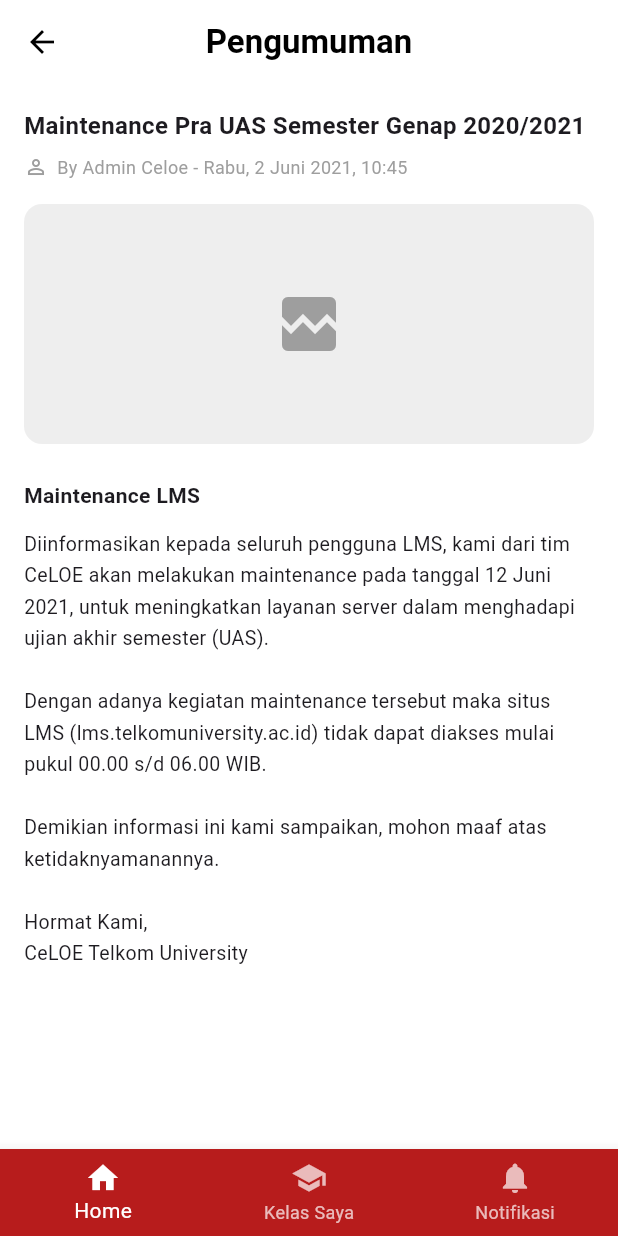
After one commit to anaksantri5928/celoe_lms_app, a Flutter app: the PengumumanDetailPage screen opened directly, on a phone screen of 412 x 824 dp. The commit adds this screen. Run offline on Flutter 3.47's test engine with Material 3 defaults, Android fonts, the phone set to English and light mode, and no system bars.

Commit message:
feat(ui): add announcement detail page with navigation

```diff
--- /dev/null
+++ b/lib/pages/pengumuman_detail_page.dart
@@ -0,0 +1,115 @@
+import 'package:flutter/material.dart';
+
+class PengumumanDetailPage extends StatelessWidget {
+  const PengumumanDetailPage({super.key});
+
+  static const primaryRed = Color(0xFFB71C1C);
+
+  @override
+  Widget build(BuildContext context) {
+    return Scaffold(
+      backgroundColor: Colors.white,
+
+      /// APP BAR
+      appBar: AppBar(
+        backgroundColor: Colors.white,
+        elevation: 0,
+        leading: IconButton(
+          icon: const Icon(Icons.arrow_back, color: Colors.black),
+          onPressed: () => Navigator.pop(context),
+        ),
+        centerTitle: true,
+        title: const Text(
+          'Pengumuman',
+          style: TextStyle(color: Colors.black, fontWeight: FontWeight.bold),
+        ),
+      ),
+
+      /// BODY
+      body: SingleChildScrollView(
+        padding: const EdgeInsets.fromLTRB(16, 16, 16, 100),
+        child: Column(
+          crossAxisAlignment: CrossAxisAlignment.start,
+          children: [
+            /// TITLE
+            const Text(
+              'Maintenance Pra UAS Semester Genap 2020/2021',
+              style: TextStyle(fontSize: 16, fontWeight: FontWeight.bold),
+            ),
+
+            const SizedBox(height: 8),
+
+            /// META
+            Row(
+              children: const [
+                Icon(Icons.person_outline, size: 16, color: Colors.grey),
+                SizedBox(width: 6),
+                Text(
+                  'By Admin Celoe - Rabu, 2 Juni 2021, 10:45',
+                  style: TextStyle(fontSize: 12, color: Colors.grey),
+                ),
+              ],
+            ),
+
+            const SizedBox(height: 16),
+
+            /// IMAGE / BANNER
+            Container(
+              height: 160,
+              width: double.infinity,
+              decoration: BoxDecoration(
+                color: Colors.grey.shade200,
+                borderRadius: BorderRadius.circular(12),
+              ),
+              child: const Center(
+                child: Icon(Icons.broken_image, size: 48, color: Colors.grey),
+              ),
+            ),
+
+            const SizedBox(height: 24),
+
+            /// CONTENT TITLE
+            const Text(
+              'Maintenance LMS',
+              style: TextStyle(fontSize: 14, fontWeight: FontWeight.bold),
+            ),
+
+            const SizedBox(height: 12),
+
+            /// CONTENT
+            const Text(
+              'Diinformasikan kepada seluruh pengguna LMS, kami dari tim CeLOE akan '
+              'melakukan maintenance pada tanggal 12 Juni 2021, untuk meningkatkan '
+              'layanan server dalam menghadapi ujian akhir semester (UAS).\n\n'
+              'Dengan adanya kegiatan maintenance tersebut maka situs LMS '
+              '(lms.telkomuniversity.ac.id) tidak dapat diakses mulai pukul 00.00 s/d 06.00 WIB.\n\n'
+              'Demikian informasi ini kami sampaikan, mohon maaf atas ketidaknyamanannya.\n\n'
+              'Hormat Kami,\n'
+              'CeLOE Telkom University',
+              style: TextStyle(fontSize: 13, height: 1.6),
+            ),
+          ],
+        ),
+      ),
+
+      /// BOTTOM NAV
+      bottomNavigationBar: BottomNavigationBar(
+        currentIndex: 0,
+        backgroundColor: primaryRed,
+        selectedItemColor: Colors.white,
+        unselectedItemColor: Colors.white70,
+        items: const [
+          BottomNavigationBarItem(icon: Icon(Icons.home), label: 'Home'),
+          BottomNavigationBarItem(
+            icon: Icon(Icons.school),
+            label: 'Kelas Saya',
+          ),
+          BottomNavigationBarItem(
+            icon: Icon(Icons.notifications),
+            label: 'Notifikasi',
+          ),
+        ],
+      ),
+    );
+  }
+}
--- a/lib/pages/pengumuman_page.dart
+++ b/lib/pages/pengumuman_page.dart
@@ -1,4 +1,5 @@
 import 'package:flutter/material.dart';
+import 'package:celoe_lms_app/pages/pengumuman_detail_page.dart';
 
 class PengumumanPage extends StatelessWidget {
   const PengumumanPage({super.key});
@@ -21,20 +22,25 @@ class PengumumanPage extends StatelessWidget {
         centerTitle: true,
         title: const Text(
           'Pengumuman',
-          style: TextStyle(
-            color: Colors.black,
-            fontWeight: FontWeight.bold,
-          ),
+          style: TextStyle(color: Colors.black, fontWeight: FontWeight.bold),
         ),
       ),
 
       /// BODY
       body: ListView(
         padding: const EdgeInsets.symmetric(vertical: 8),
-        children: const [
-          _PengumumanItem(
-            title: 'Maintenance Pra UAS Semester Genap 2020/2021',
-            meta: 'By Admin Celoe - Rabu, 2 Juni 2021, 10:45',
+        children: [
+          GestureDetector(
+            onTap: () {
+              Navigator.push(
+                context,
+                MaterialPageRoute(builder: (_) => const PengumumanDetailPage()),
+              );
+            },
+            child: _PengumumanItem(
+              title: 'Maintenance Pra UAS Semester Genap 2020/2021',
+              meta: 'By Admin Celoe - Rabu, 2 Juni 2021, 10:45',
+            ),
           ),
           _PengumumanItem(
             title: 'Pengumuman Maintenance',
@@ -54,10 +60,7 @@ class PengumumanPage extends StatelessWidget {
         selectedItemColor: Colors.white,
         unselectedItemColor: Colors.white70,
         items: const [
-          BottomNavigationBarItem(
-            icon: Icon(Icons.home),
-            label: 'Home',
-          ),
+          BottomNavigationBarItem(icon: Icon(Icons.home), label: 'Home'),
           BottomNavigationBarItem(
             icon: Icon(Icons.school),
             label: 'Kelas Saya',
@@ -78,10 +81,7 @@ class _PengumumanItem extends StatelessWidget {
   final String title;
   final String meta;
 
-  const _PengumumanItem({
-    required this.title,
-    required this.meta,
-  });
+  const _PengumumanItem({required this.title, required this.meta});
 
   @override
   Widget build(BuildContext context) {
@@ -90,11 +90,7 @@ class _PengumumanItem extends StatelessWidget {
       child: Row(
         crossAxisAlignment: CrossAxisAlignment.start,
         children: [
-          const Icon(
-            Icons.campaign,
-            size: 22,
-            color: Colors.black,
-          ),
+          const Icon(Icons.campaign, size: 22, color: Colors.black),
           const SizedBox(width: 12),
           Expanded(
             child: Column(
@@ -110,10 +106,7 @@ class _PengumumanItem extends StatelessWidget {
                 const SizedBox(height: 6),
                 Text(
                   meta,
-                  style: const TextStyle(
-                    fontSize: 11,
-                    color: Colors.grey,
-                  ),
+                  style: const TextStyle(fontSize: 11, color: Colors.grey),
                 ),
               ],
             ),
```
